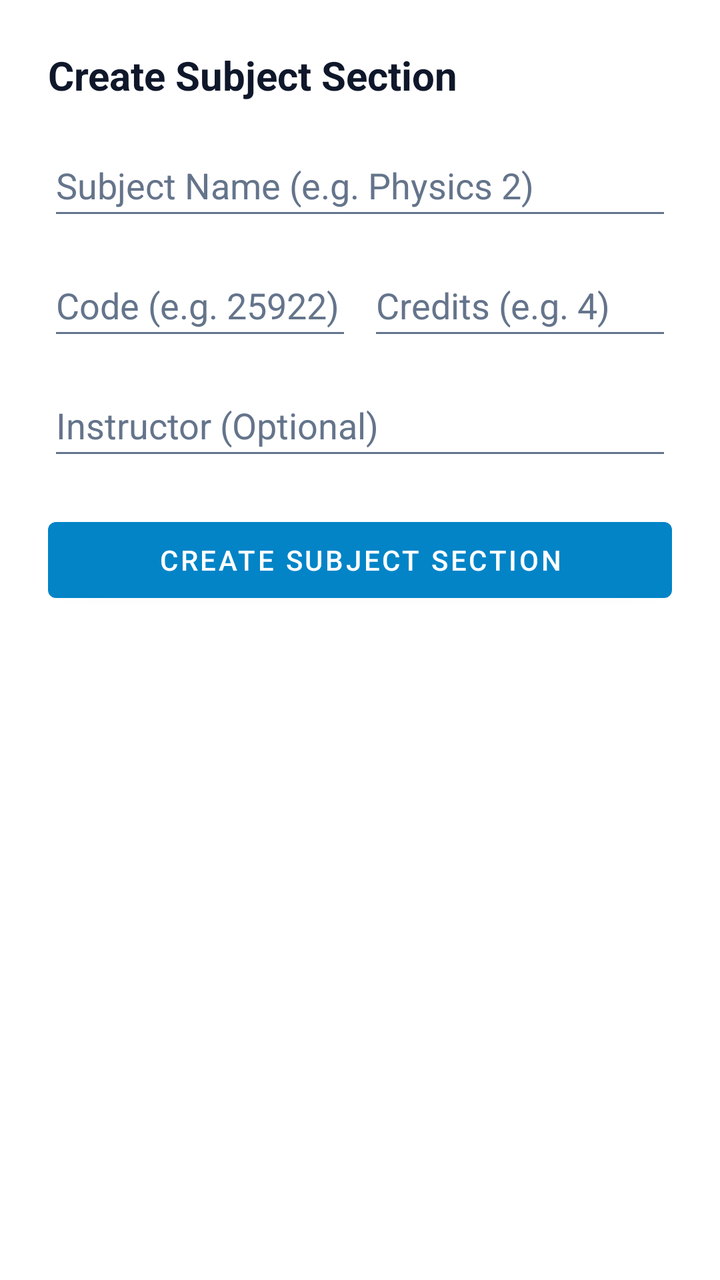
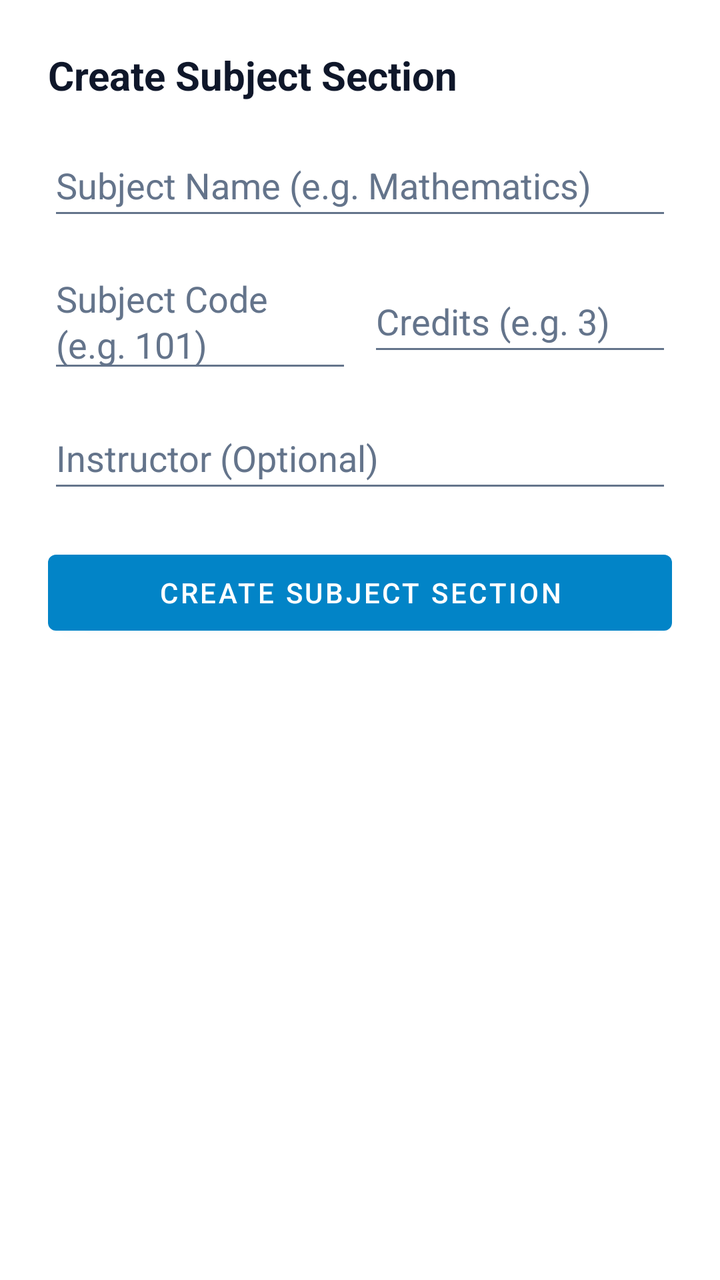

Compare the two renders of this Android layout. The source of the first and the diff that turns it into the second are given below.
<!-- AndroidManifest.xml: application theme Theme.LifeSync -->
<!-- res/layout/dialog_create_subject.xml -->
<?xml version="1.0" encoding="utf-8"?>
<LinearLayout xmlns:android="http://schemas.android.com/apk/res/android"
    android:layout_width="match_parent"
    android:layout_height="wrap_content"
    android:orientation="vertical"
    android:background="?attr/colorSurface"
    android:elevation="8dp"
    android:padding="24dp">

    <TextView
        android:layout_width="wrap_content"
        android:layout_height="wrap_content"
        android:text="Create Subject Section"
        android:textSize="20sp"
        android:textStyle="bold"
        android:textColor="?attr/colorOnSurface"
        android:layout_marginBottom="16dp" />

    <EditText
        android:id="@+id/etSubjectName"
        android:layout_width="match_parent"
        android:layout_height="wrap_content"
        android:minHeight="48dp"
        android:hint="Subject Name (e.g. Physics 2)"
        android:textColor="?attr/colorOnSurface"
        android:textColorHint="?android:attr/textColorSecondary"
        android:layout_marginBottom="12dp" />

    <LinearLayout
        android:layout_width="match_parent"
        android:layout_height="wrap_content"
        android:orientation="horizontal"
        android:layout_marginBottom="12dp">

        <EditText
            android:id="@+id/etSubjectCode"
            android:layout_width="0dp"
            android:layout_weight="1"
            android:layout_height="wrap_content"
            android:minHeight="48dp"
            android:hint="Code (e.g. 25922)"
            android:textColor="?attr/colorOnSurface"
            android:textColorHint="?android:attr/textColorSecondary"
            android:layout_marginEnd="8dp" />

        <EditText
            android:id="@+id/etCredits"
            android:layout_width="0dp"
            android:layout_weight="1"
            android:layout_height="wrap_content"
            android:minHeight="48dp"
            android:inputType="number"
            android:hint="Credits (e.g. 4)"
            android:textColor="?attr/colorOnSurface"
            android:textColorHint="?android:attr/textColorSecondary" />
    </LinearLayout>

    <EditText
        android:id="@+id/etInstructor"
        android:layout_width="match_parent"
        android:layout_height="wrap_content"
        android:minHeight="48dp"
        android:hint="Instructor (Optional)"
        android:textColor="?attr/colorOnSurface"
        android:textColorHint="?android:attr/textColorSecondary"
        android:layout_marginBottom="20dp" />

    <com.google.android.material.button.MaterialButton
        android:id="@+id/btnSaveSubject"
        android:layout_width="match_parent"
        android:layout_height="50dp"
        android:text="CREATE SUBJECT SECTION" />
</LinearLayout>
<!-- resources referenced by this layout -->
<resources>
  <style name="Theme.LifeSync" parent="Theme.MaterialComponents.DayNight.NoActionBar">
          <item name="colorPrimary">@color/primary</item>
          <item name="colorPrimaryVariant">@color/primary_variant</item>
          <item name="colorOnPrimary">@color/on_primary</item>
          <item name="colorSecondary">@color/secondary</item>
          <item name="colorSecondaryVariant">@color/secondary_variant</item>
          <item name="colorOnSecondary">@color/on_secondary</item>
          <item name="colorSurface">@color/surface</item>
          <item name="colorOnSurface">@color/text_primary</item>
          <item name="colorOnBackground">@color/text_primary</item>
          <item name="colorOnSurfaceVariant">@color/text_secondary</item>
          <item name="colorOutline">@color/text_secondary</item>
          <item name="android:colorBackground">@color/background</item>
          <item name="android:windowBackground">@color/background</item>
          <item name="android:textColorPrimary">@color/text_primary</item>
          <item name="android:textColorSecondary">@color/text_secondary</item>
          <item name="android:statusBarColor">@color/background</item>
          <item name="android:windowLightStatusBar">true</item>
          <item name="android:navigationBarColor">@color/background</item>
          <item name="materialCardViewStyle">@style/CardElevationRounded</item>
          <item name="android:textViewStyle">@style/DuoRhythmTextView</item>
          <item name="android:editTextStyle">@style/DuoRhythmEditText</item>
          <item name="editTextStyle">@style/DuoRhythmEditText</item>
      </style>
  <color name="primary">#0284C7</color>
  <color name="primary_variant">#0369A1</color>
  <color name="on_primary">#FFFFFF</color>
  <color name="secondary">#7C3AED</color>
  <color name="secondary_variant">#6D28D9</color>
  <color name="on_secondary">#FFFFFF</color>
  <color name="surface">#FFFFFF</color>
  <color name="text_primary">#0F172A</color>
  <color name="text_secondary">#64748B</color>
  <color name="background">#F8FAFC</color>
  <style name="CardElevationRounded" parent="Widget.MaterialComponents.CardView">
          <item name="cardCornerRadius">22dp</item>
          <item name="cardElevation">2dp</item>
          <item name="strokeWidth">1dp</item>
          <item name="strokeColor">@color/card_stroke</item>
          <item name="cardBackgroundColor">@color/surface_card</item>
      </style>
  <style name="DuoRhythmTextView" parent="android:Widget.TextView">
          <item name="android:lineSpacingExtra">2dp</item>
          <item name="android:fontFamily">sans-serif</item>
          <item name="android:includeFontPadding">true</item>
      </style>
  <style name="DuoRhythmEditText" parent="android:Widget.EditText">
          <item name="android:lineSpacingExtra">2dp</item>
          <item name="android:fontFamily">sans-serif</item>
          <item name="android:includeFontPadding">true</item>
          <item name="android:textColor">@color/text_primary</item>
          <item name="android:textColorHint">@color/text_secondary</item>
      </style>
  <color name="card_stroke">#E2E8F0</color>
  <color name="surface_card">#FFFFFF</color>
</resources>

<!-- the commit's change to res/layout/dialog_create_subject.xml (unified diff, before → after) -->
@@ -21,7 +21,7 @@
         android:layout_width="match_parent"
         android:layout_height="wrap_content"
         android:minHeight="48dp"
-        android:hint="Subject Name (e.g. Physics 2)"
+        android:hint="Subject Name (e.g. Mathematics)"
         android:textColor="?attr/colorOnSurface"
         android:textColorHint="?android:attr/textColorSecondary"
         android:layout_marginBottom="12dp" />
@@ -38,7 +38,7 @@
             android:layout_weight="1"
             android:layout_height="wrap_content"
             android:minHeight="48dp"
-            android:hint="Code (e.g. 25922)"
+            android:hint="Subject Code (e.g. 101)"
             android:textColor="?attr/colorOnSurface"
             android:textColorHint="?android:attr/textColorSecondary"
             android:layout_marginEnd="8dp" />
@@ -50,7 +50,7 @@
             android:layout_height="wrap_content"
             android:minHeight="48dp"
             android:inputType="number"
-            android:hint="Credits (e.g. 4)"
+            android:hint="Credits (e.g. 3)"
             android:textColor="?attr/colorOnSurface"
             android:textColorHint="?android:attr/textColorSecondary" />
     </LinearLayout>
